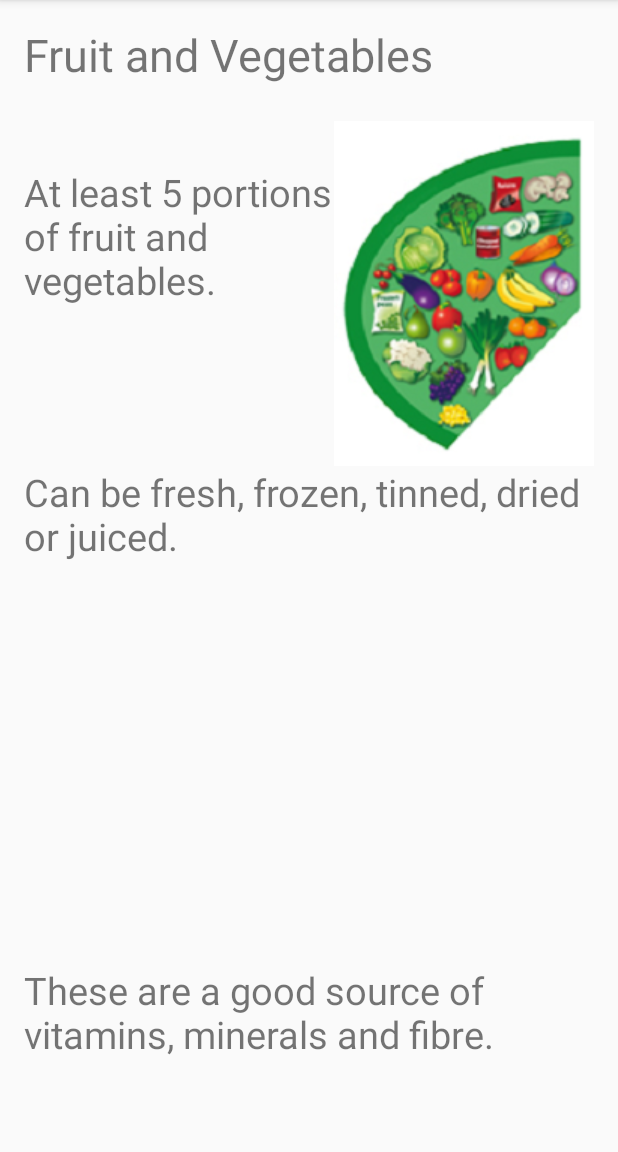
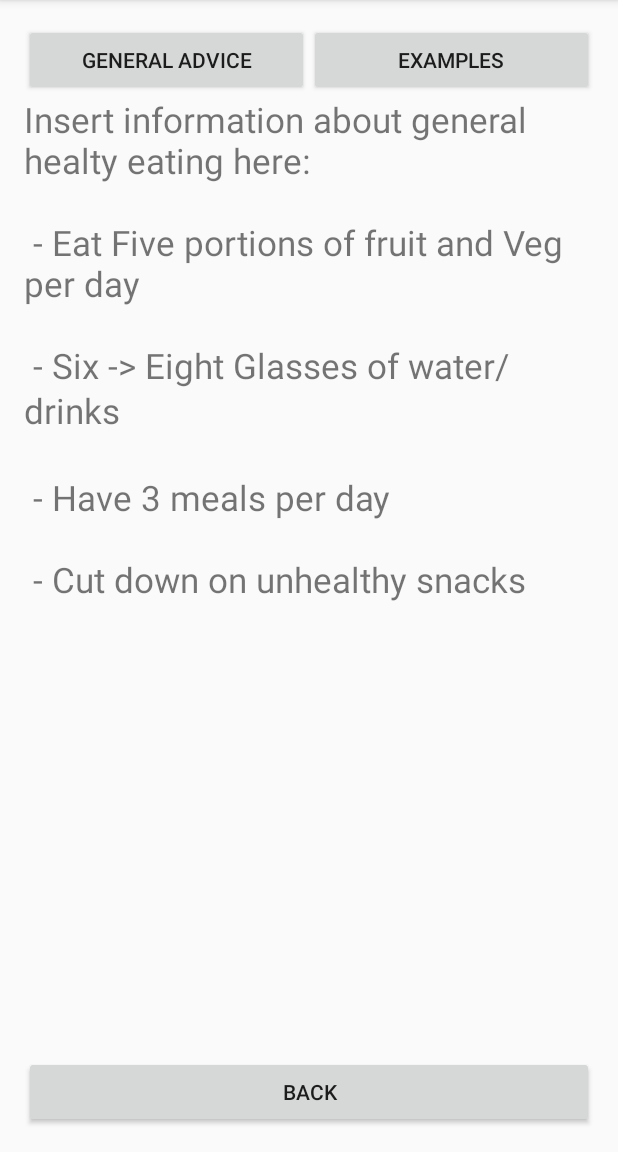
Before and after one commit to mmalone136/HonoursProject, an Android app: the GuideActivity screen opened directly, with no data from a screen before it, on a phone screen of 412 x 824 dp, the part 84-1236 px from its top. Run offline under Robolectric (Android 15) with nearby library versions, the phone set to English and light mode, and no system bars.

Commit message:
Began work on teaching section, general layout for features is in place

```diff
--- a/app/src/main/java/com/example/mmalo/prototype2/GuideActivity.java
+++ b/app/src/main/java/com/example/mmalo/prototype2/GuideActivity.java
@@ -3,16 +3,29 @@ package com.example.mmalo.prototype2;
 import android.content.Intent;
 import android.support.v7.app.AppCompatActivity;
 import android.os.Bundle;
+import android.support.v7.view.menu.ExpandedMenuView;
 import android.view.Menu;
 import android.view.MenuInflater;
 import android.view.MenuItem;
+import android.view.View;
+import android.widget.ExpandableListView;
+import android.widget.TextView;
 
 public class GuideActivity extends AppCompatActivity {
+
+
+    TextView generalInfo;
+    ExpandableListView explExamples;
+
+
 
     @Override
     protected void onCreate(Bundle savedInstanceState) {
         super.onCreate(savedInstanceState);
         setContentView(R.layout.activity_guide);
+
+        generalInfo = (TextView) findViewById(R.id.tvGenInfo);
+        explExamples = (ExpandableListView) findViewById(R.id.expListView);
     }
 
 
@@ -42,4 +55,31 @@ public class GuideActivity extends AppCompatActivity {
                 return super.onOptionsItemSelected(item);
         }
     }
+
+
+
+    public void showGenInfo(View v){
+        generalInfo.setVisibility(View.VISIBLE);
+        explExamples.setVisibility(View.INVISIBLE);
+
+
+    }
+
+
+    public void showExamples(View v){
+        generalInfo.setVisibility(View.INVISIBLE);
+        explExamples.setVisibility(View.VISIBLE);
+
+    }
+
+
+    //OptionsActivity - Back button
+    public void backToMain(View v) {
+        Intent i = new Intent(getBaseContext(), OptionsActivity.class);
+        this.startActivity(i);
+    }
+
+
+
+
 }
--- a/app/src/main/res/layout/activity_guide.xml
+++ b/app/src/main/res/layout/activity_guide.xml
@@ -11,64 +11,71 @@
     android:paddingTop="@dimen/activity_vertical_margin"
     tools:context="com.example.mmalo.prototype2.GuideActivity">
 
-    <TextView
-        android:text="Fruit and Vegetables"
+
+
+
+    <Button
+        android:text="Back"
         android:layout_width="wrap_content"
         android:layout_height="wrap_content"
-        android:layout_alignParentLeft="true"
-        android:layout_alignParentStart="true"
-        android:id="@+id/textView"
-        android:textSize="30sp"
-        android:layout_alignParentRight="true"
-        android:layout_alignParentEnd="true"
-        android:layout_alignParentTop="true" />
-
-
-    <ImageView
-        android:layout_width="wrap_content"
-        android:layout_height="wrap_content"
-        android:src="@drawable/fruitandveg"
-        android:id="@+id/imageView"
-        android:layout_marginTop="24dp"
-        android:layout_below="@+id/textView"
-        android:layout_alignParentRight="true"
-        android:layout_alignParentEnd="true" />
-
-    <TextView
-        android:text="These are a good source of vitamins, minerals and fibre."
-        android:textSize="25sp"
-        android:layout_width="wrap_content"
-        android:layout_height="wrap_content"
-        android:id="@+id/textView4"
         android:layout_alignParentBottom="true"
         android:layout_alignParentLeft="true"
         android:layout_alignParentStart="true"
-        android:layout_marginBottom="45dp" />
+        android:id="@+id/button4"
+        android:layout_alignParentRight="true"
+        android:layout_alignParentEnd="true"
+        android:onClick="backToMain"
+        />
+
+    <LinearLayout android:id="@+id/LinLay1" android:layout_height="wrap_content"
+        android:orientation="horizontal"
+        android:layout_width="fill_parent" android:layout_alignParentLeft="true">
+        <Button
+            android:layout_width="0dp"
+            android:layout_weight="1"
+            android:layout_height="wrap_content"
+            android:id="@+id/buttonInfoTab"
+            android:text="General Advice"
+
+            android:onClick="showGenInfo"/>
+
+        <Button
+            android:layout_width="0dp"
+            android:layout_height="wrap_content"
+            android:id="@+id/buttonExamplesTab"
+            android:layout_weight="1"
+            android:text="Examples"
+            android:onClick="showExamples"/>
+
+    </LinearLayout>
 
     <TextView
-        android:text="Can be fresh, frozen, tinned, dried or juiced."
+        android:text="Insert information about general healty eating here:\n\n
+- Eat Five portions of fruit and Veg per day\n\n
+- Six -> Eight Glasses of water/drinks\n\n
+- Have 3 meals per day\n\n
+- Cut down on unhealthy snacks"
         android:layout_width="wrap_content"
         android:layout_height="wrap_content"
-        android:textSize="25sp"
-        android:id="@+id/textView3"
-        android:layout_below="@+id/imageView"
-        android:layout_alignParentLeft="true"
-        android:layout_alignParentStart="true" />
-
-    <TextView
-        android:text="At least 5 portions of
-fruit and vegetables.
-"
-        android:textSize="25sp"
-        android:layout_width="wrap_content"
-        android:layout_height="wrap_content"
-        android:id="@+id/textView2"
-        android:layout_marginTop="30dp"
-        android:layout_alignTop="@+id/imageView"
+        android:layout_below="@+id/LinLay1"
         android:layout_alignParentLeft="true"
         android:layout_alignParentStart="true"
-        android:layout_toLeftOf="@+id/imageView"
-        android:layout_toStartOf="@+id/imageView" />
+        android:id="@+id/tvGenInfo"
+        android:layout_above="@+id/button4"
+        android:layout_alignParentRight="true"
+        android:layout_alignParentEnd="true"
+        android:textSize="23dp"/>
+
+    <ExpandableListView
+        android:layout_width="match_parent"
+        android:layout_height="match_parent"
+        android:layout_below="@+id/LinLay1"
+        android:layout_alignParentLeft="true"
+        android:layout_alignParentStart="true"
+        android:layout_above="@+id/button4"
+        android:id="@+id/expListView"
+
+        />
 
 
 </RelativeLayout>
--- a/app/src/main/res/layout/activity_ptaken.xml
+++ b/app/src/main/res/layout/activity_ptaken.xml
@@ -5,7 +5,8 @@
     android:orientation="vertical" android:layout_width="match_parent"
     android:layout_height="match_parent"
     android:weightSum="1"
-    tools:context="com.example.mmalo.prototype2.PTakenActivity">
+    tools:context="com.example.mmalo.prototype2.PTakenActivity"
+    >
 
 
 
@@ -15,8 +16,9 @@
         android:layout_height="262dp"
 
         android:id="@+id/imageTaken"
-        android:padding = "10sp"
 
+        android:paddingBottom="6dp"
+        android:paddingTop="6dp"
         android:layout_alignParentTop="true"
         android:layout_alignParentLeft="true"
         android:layout_alignParentStart="true"
--- a/app/src/main/res/layout/camera_preview.xml
+++ b/app/src/main/res/layout/camera_preview.xml
@@ -4,7 +4,8 @@
     android:layout_width="fill_parent"
     android:layout_height="fill_parent"
     android:weightSum="1"
-    android:baselineAligned="false">
+    android:baselineAligned="false"
+    >
 
 
     <FrameLayout
```
Also changed, not shown: app/src/main/java/com/example/mmalo/prototype2/OptionsActivity.java (+10 -3 lines), app/src/main/res/layout/activity_dateview.xml (+6 -2 lines), app/src/main/res/layout/activity_options.xml (+4 -35 lines).
